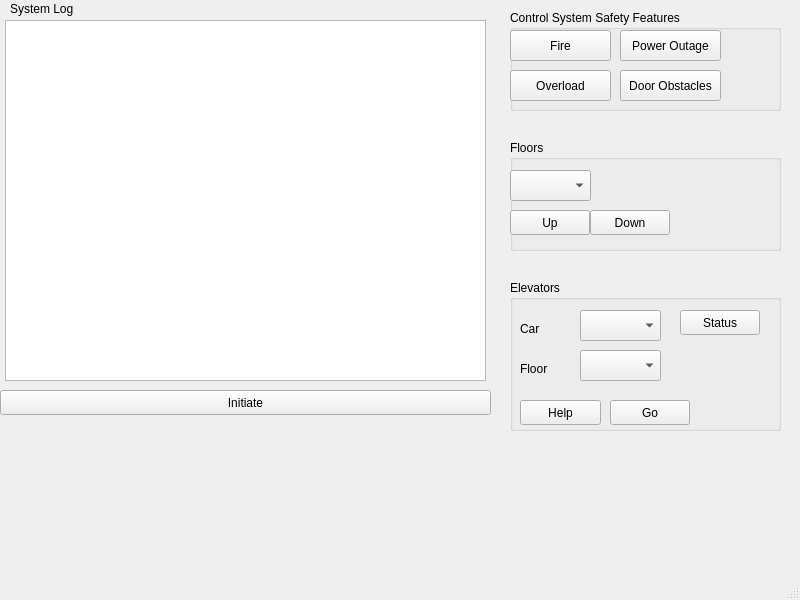
The window that A3/mainwindow.ui (bradyhoard/Elevator-Simulator) describes before a commit, drawn with Qt 5.
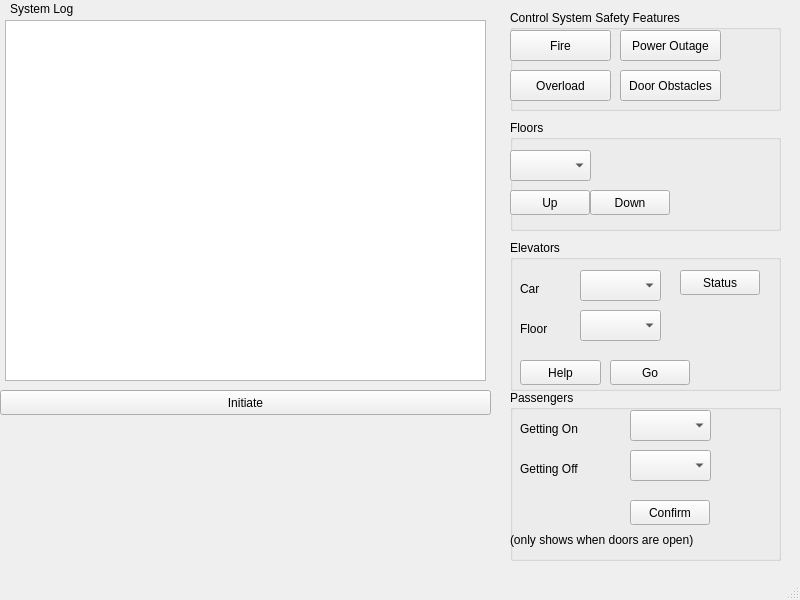
The same window after the commit.

```diff
--- a/A3/mainwindow.ui
+++ b/A3/mainwindow.ui
@@ -106,7 +106,7 @@
     <property name="geometry">
      <rect>
       <x>510</x>
-      <y>140</y>
+      <y>120</y>
       <width>271</width>
       <height>111</height>
      </rect>
@@ -155,7 +155,7 @@
     <property name="geometry">
      <rect>
       <x>510</x>
-      <y>280</y>
+      <y>240</y>
       <width>271</width>
       <height>151</height>
      </rect>
@@ -262,6 +262,91 @@
      <string>Initiate</string>
     </property>
    </widget>
+   <widget class="QGroupBox" name="groupBox_4">
+    <property name="geometry">
+     <rect>
+      <x>510</x>
+      <y>390</y>
+      <width>271</width>
+      <height>171</height>
+     </rect>
+    </property>
+    <property name="title">
+     <string>Passengers</string>
+    </property>
+    <widget class="QComboBox" name="passengers_on">
+     <property name="geometry">
+      <rect>
+       <x>120</x>
+       <y>20</y>
+       <width>81</width>
+       <height>31</height>
+      </rect>
+     </property>
+    </widget>
+    <widget class="QLabel" name="label_4">
+     <property name="geometry">
+      <rect>
+       <x>10</x>
+       <y>30</y>
+       <width>71</width>
+       <height>17</height>
+      </rect>
+     </property>
+     <property name="text">
+      <string>Getting On</string>
+     </property>
+    </widget>
+    <widget class="QLabel" name="label_5">
+     <property name="geometry">
+      <rect>
+       <x>10</x>
+       <y>70</y>
+       <width>71</width>
+       <height>17</height>
+      </rect>
+     </property>
+     <property name="text">
+      <string>Getting Off</string>
+     </property>
+    </widget>
+    <widget class="QComboBox" name="passengers_off">
+     <property name="geometry">
+      <rect>
+       <x>120</x>
+       <y>60</y>
+       <width>81</width>
+       <height>31</height>
+      </rect>
+     </property>
+    </widget>
+    <widget class="QPushButton" name="PassengersConfirm">
+     <property name="geometry">
+      <rect>
+       <x>120</x>
+       <y>110</y>
+       <width>80</width>
+       <height>25</height>
+      </rect>
+     </property>
+     <property name="text">
+      <string>Confirm</string>
+     </property>
+    </widget>
+    <widget class="QLabel" name="label_6">
+     <property name="geometry">
+      <rect>
+       <x>0</x>
+       <y>140</y>
+       <width>201</width>
+       <height>20</height>
+      </rect>
+     </property>
+     <property name="text">
+      <string>(only shows when doors are open)</string>
+     </property>
+    </widget>
+   </widget>
   </widget>
   <widget class="QMenuBar" name="menubar">
    <property name="geometry">
```
